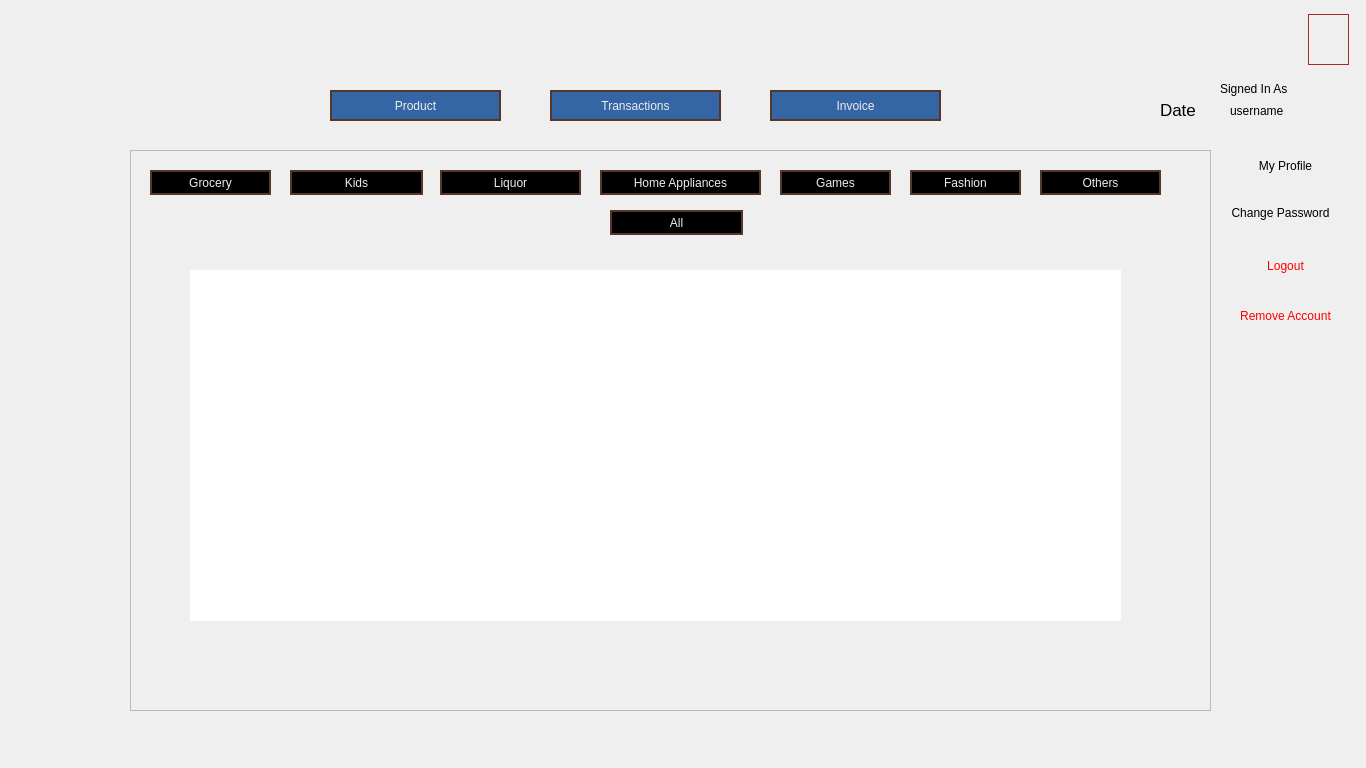
First picture: the form in cashierwindow.ui, repository RamrajCh/SuperMarket-Billing-System, before the edit.
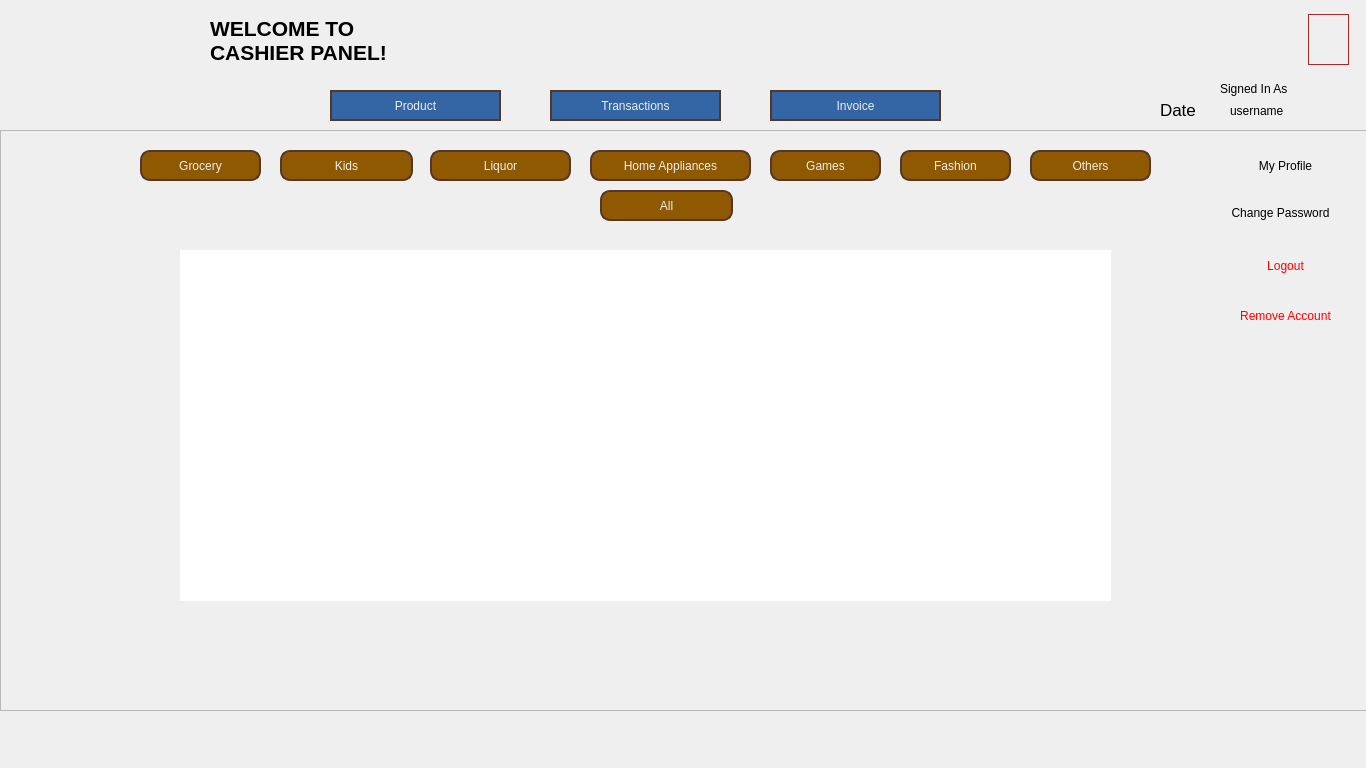
Second picture: the form after the edit. The open tabs and pages were chosen to show the change. Icons and pictures are not drawn.

```diff
--- a/cashierwindow.ui
+++ b/cashierwindow.ui
@@ -87,6 +87,19 @@
       <string/>
      </property>
     </widget>
+    <widget class="QLabel" name="label_19">
+     <property name="geometry">
+      <rect>
+       <x>210</x>
+       <y>10</y>
+       <width>241</width>
+       <height>61</height>
+      </rect>
+     </property>
+     <property name="text">
+      <string>&lt;html&gt;&lt;head/&gt;&lt;body&gt;&lt;p&gt;&lt;span style=&quot; font-size:16pt; font-weight:600;&quot;&gt;WELCOME TO &lt;br/&gt;CASHIER PANEL!&lt;/span&gt;&lt;/p&gt;&lt;/body&gt;&lt;/html&gt;</string>
+     </property>
+    </widget>
    </widget>
    <widget class="QFrame" name="frame_5">
     <property name="geometry">
@@ -192,10 +205,10 @@
    <widget class="QFrame" name="frame">
     <property name="geometry">
      <rect>
-      <x>130</x>
-      <y>150</y>
-      <width>1081</width>
-      <height>561</height>
+      <x>0</x>
+      <y>130</y>
+      <width>1371</width>
+      <height>581</height>
      </rect>
     </property>
     <property name="styleSheet">
@@ -210,7 +223,7 @@
     <widget class="QStackedWidget" name="cashierStack">
      <property name="geometry">
       <rect>
-       <x>10</x>
+       <x>130</x>
        <y>10</y>
        <width>1061</width>
        <height>541</height>
@@ -549,15 +562,16 @@
          <x>470</x>
          <y>50</y>
          <width>133</width>
-         <height>25</height>
+         <height>31</height>
         </rect>
        </property>
        <property name="styleSheet">
         <string notr="true">background:transparent;
   border: 2px solid #563727;
+border-radius:10px;
 font: 13pt &quot;Ubuntu&quot;;
 color: rgb(238, 238, 236);
-background-color: rgb(0, 0, 0);</string>
+background-color: rgb(143, 89, 2);</string>
        </property>
        <property name="text">
         <string>All</string>
@@ -569,15 +583,16 @@
          <x>10</x>
          <y>10</y>
          <width>121</width>
-         <height>25</height>
+         <height>31</height>
         </rect>
        </property>
        <property name="styleSheet">
         <string notr="true">background:transparent;
   border: 2px solid #563727;
+border-radius:10px;
 font: 13pt &quot;Ubuntu&quot;;
 color: rgb(238, 238, 236);
-background-color: rgb(0, 0, 0);</string>
+background-color: rgb(143, 89, 2);</string>
        </property>
        <property name="text">
         <string>Grocery</string>
@@ -589,15 +604,16 @@
          <x>770</x>
          <y>10</y>
          <width>111</width>
-         <height>25</height>
+         <height>31</height>
         </rect>
        </property>
        <property name="styleSheet">
         <string notr="true">background:transparent;
   border: 2px solid #563727;
+border-radius:10px;
 font: 13pt &quot;Ubuntu&quot;;
 color: rgb(238, 238, 236);
-background-color: rgb(0, 0, 0);</string>
+background-color: rgb(143, 89, 2);</string>
        </property>
        <property name="text">
         <string>Fashion</string>
@@ -609,15 +625,16 @@
          <x>900</x>
          <y>10</y>
          <width>121</width>
-         <height>25</height>
+         <height>31</height>
         </rect>
        </property>
        <property name="styleSheet">
         <string notr="true">background:transparent;
   border: 2px solid #563727;
+border-radius:10px;
 font: 13pt &quot;Ubuntu&quot;;
 color: rgb(238, 238, 236);
-background-color: rgb(0, 0, 0);</string>
+background-color: rgb(143, 89, 2);</string>
        </property>
        <property name="text">
         <string>Others</string>
@@ -629,15 +646,16 @@
          <x>150</x>
          <y>10</y>
          <width>133</width>
-         <height>25</height>
+         <height>31</height>
         </rect>
        </property>
        <property name="styleSheet">
         <string notr="true">background:transparent;
   border: 2px solid #563727;
+border-radius:10px;
 font: 13pt &quot;Ubuntu&quot;;
 color: rgb(238, 238, 236);
-background-color: rgb(0, 0, 0);</string>
+background-color: rgb(143, 89, 2);</string>
        </property>
        <property name="text">
         <string>Kids</string>
@@ -649,15 +667,16 @@
          <x>300</x>
          <y>10</y>
          <width>141</width>
-         <height>25</height>
+         <height>31</height>
         </rect>
        </property>
        <property name="styleSheet">
         <string notr="true">background:transparent;
   border: 2px solid #563727;
+border-radius:10px;
 font: 13pt &quot;Ubuntu&quot;;
 color: rgb(238, 238, 236);
-background-color: rgb(0, 0, 0);</string>
+background-color: rgb(143, 89, 2);</string>
        </property>
        <property name="text">
         <string>Liquor</string>
@@ -669,15 +688,16 @@
          <x>460</x>
          <y>10</y>
          <width>161</width>
-         <height>25</height>
+         <height>31</height>
         </rect>
        </property>
        <property name="styleSheet">
         <string notr="true">background:transparent;
   border: 2px solid #563727;
+border-radius:10px;
 font: 13pt &quot;Ubuntu&quot;;
 color: rgb(238, 238, 236);
-background-color: rgb(0, 0, 0);</string>
+background-color: rgb(143, 89, 2);</string>
        </property>
        <property name="text">
         <string>Home Appliances</string>
@@ -689,15 +709,16 @@
          <x>640</x>
          <y>10</y>
          <width>111</width>
-         <height>25</height>
+         <height>31</height>
         </rect>
        </property>
        <property name="styleSheet">
         <string notr="true">background:transparent;
   border: 2px solid #563727;
+border-radius:10px;
 font: 13pt &quot;Ubuntu&quot;;
 color: rgb(238, 238, 236);
-background-color: rgb(0, 0, 0);</string>
+background-color: rgb(143, 89, 2);</string>
        </property>
        <property name="text">
         <string>Games</string>
```
Left out of the diff: 67 changed lines with no effect on the pictures.
